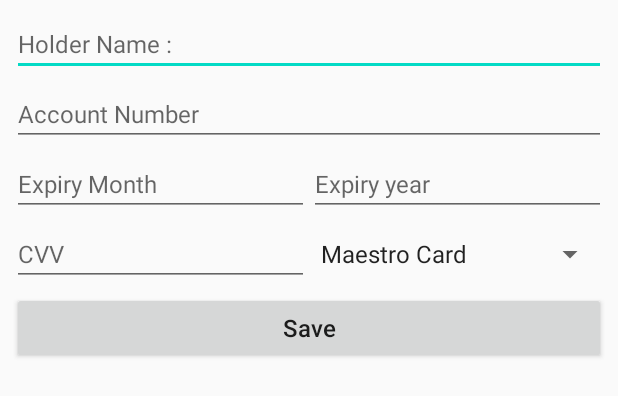
After one commit to devlordsam/SecureStore, an Android app: the layout activity_pop_up_credit_debit.xml on its own in the app's theme, with its tools: preview values and no code run, on a phone screen of 412 x 824 dp. The commit adds this screen. Shown: the top 396 px of the screen. Run offline under Robolectric (Android 15) with nearby library versions, the phone set to English and light mode, and no system bars.

Commit message:
Updated 4

```diff
--- a/app/src/main/AndroidManifest.xml
+++ b/app/src/main/AndroidManifest.xml
@@ -9,13 +9,15 @@
         android:roundIcon="@mipmap/ic_launcher_round"
         android:supportsRtl="true"
         android:theme="@style/AppTheme">
-        <activity android:name=".CreditDebitCardActivity"/>
-        <activity android:name=".AdharActivity"/>
-        <activity android:name=".EmailPasswordActivity"/>
-        <activity android:name=".PanCardActivity"/>
-        <activity android:name=".PassportActivity"/>
-        <activity android:name=".WebsiteActivity"/>
-        <activity android:name=".CreateAccountActivity"/>
+        <activity android:name=".PopUpCreditDebitActivity"
+            android:theme="@style/Dialog"/>
+        <activity android:name=".CreditDebitCardActivity" />
+        <activity android:name=".AdharActivity" />
+        <activity android:name=".EmailPasswordActivity" />
+        <activity android:name=".PanCardActivity" />
+        <activity android:name=".PassportActivity" />
+        <activity android:name=".WebsiteActivity" />
+        <activity android:name=".CreateAccountActivity" />
         <activity android:name=".LoginActivity" />
         <activity android:name=".SplashScreenActivity">
             <intent-filter>
@@ -24,7 +26,7 @@
                 <category android:name="android.intent.category.LAUNCHER" />
             </intent-filter>
         </activity>
-        <activity android:name=".MainActivity"/>
+        <activity android:name=".MainActivity" />
     </application>
 
 </manifest>
--- a/app/src/main/java/com/lordsam/securestore/CreditDebitCardActivity.kt
+++ b/app/src/main/java/com/lordsam/securestore/CreditDebitCardActivity.kt
@@ -1,11 +1,27 @@
 package com.lordsam.securestore
 
+import android.content.Intent
 import androidx.appcompat.app.AppCompatActivity
 import android.os.Bundle
+import android.view.Menu
+import android.view.MenuItem
 
 class CreditDebitCardActivity : AppCompatActivity() {
     override fun onCreate(savedInstanceState: Bundle?) {
         super.onCreate(savedInstanceState)
         setContentView(R.layout.activity_credit_debit_card)
     }
+
+    override fun onCreateOptionsMenu(menu: Menu?): Boolean {
+        menuInflater.inflate(R.menu.menu, menu)
+        return super.onCreateOptionsMenu(menu)
+    }
+
+    override fun onOptionsItemSelected(item: MenuItem): Boolean {
+
+        when (item.itemId){
+            R.id.menuItemAdd -> startActivity(Intent(this, PopUpCreditDebitActivity::class.java))
+        }
+        return super.onOptionsItemSelected(item)
+    }
 }
--- /dev/null
+++ b/app/src/main/java/com/lordsam/securestore/PopUpCreditDebitActivity.kt
@@ -0,0 +1,11 @@
+package com.lordsam.securestore
+
+import androidx.appcompat.app.AppCompatActivity
+import android.os.Bundle
+
+class PopUpCreditDebitActivity : AppCompatActivity() {
+    override fun onCreate(savedInstanceState: Bundle?) {
+        super.onCreate(savedInstanceState)
+        setContentView(R.layout.activity_pop_up_credit_debit)
+    }
+}
--- /dev/null
+++ b/app/src/main/res/layout/activity_pop_up_credit_debit.xml
@@ -0,0 +1,96 @@
+<?xml version="1.0" encoding="utf-8"?>
+<LinearLayout xmlns:android="http://schemas.android.com/apk/res/android"
+    xmlns:app="http://schemas.android.com/apk/res-auto"
+    xmlns:tools="http://schemas.android.com/tools"
+    android:layout_width="match_parent"
+    android:layout_height="wrap_content"
+    android:orientation="vertical"
+    android:padding="8dp"
+    tools:context=".PopUpCreditDebitActivity">
+
+
+    <EditText
+        android:id="@+id/editTextPUCDHolderName"
+        android:layout_width="match_parent"
+        android:layout_height="wrap_content"
+        android:layout_marginBottom="4dp"
+        android:autofillHints="Sam Smith"
+        android:hint="@string/holder_name"
+        android:inputType="text"
+        android:textSize="16sp" />
+
+    <EditText
+        android:id="@+id/editTextPUCDAccountNumber"
+        android:layout_width="match_parent"
+        android:layout_height="wrap_content"
+        android:layout_marginBottom="4dp"
+        android:autofillHints="Sam Smith"
+        android:hint="@string/account_number"
+        android:inputType="number"
+        android:textSize="16sp" />
+
+    <LinearLayout
+        android:layout_width="match_parent"
+        android:layout_height="wrap_content"
+        android:layout_marginBottom="4dp"
+        android:orientation="horizontal">
+
+
+        <EditText
+            android:id="@+id/editTextPUCDExpiryMonth"
+            android:layout_width="match_parent"
+            android:layout_height="wrap_content"
+            android:layout_weight="1"
+            android:autofillHints="Sam Smith"
+            android:hint="@string/expiry_month"
+            android:inputType="number"
+            android:textSize="16sp" />
+
+        <EditText
+            android:id="@+id/editTextPUCDExpiryYear"
+            android:layout_width="match_parent"
+            android:layout_height="wrap_content"
+            android:layout_weight="1"
+            android:autofillHints="Sam Smith"
+            android:hint="@string/expiry_year"
+            android:inputType="number"
+            android:textSize="16sp" />
+    </LinearLayout>
+
+    <LinearLayout
+        android:layout_width="match_parent"
+        android:layout_height="wrap_content"
+        android:layout_marginBottom="4dp"
+        android:orientation="horizontal">
+
+
+        <EditText
+            android:id="@+id/editTextPUCDCvv"
+            android:layout_width="match_parent"
+            android:layout_height="wrap_content"
+            android:layout_weight="1"
+            android:autofillHints="Sam Smith"
+            android:hint="@string/cvv"
+            android:inputType="number"
+            android:textSize="16sp" />
+
+        <Spinner
+            android:id="@+id/spinnerPUCDCardType"
+            android:layout_width="match_parent"
+            android:layout_height="wrap_content"
+            android:scrollbars="vertical"
+            android:entries="@array/cardTypes"
+            android:layout_gravity="center"
+            android:layout_weight="1"
+            android:textSize="16sp" />
+    </LinearLayout>
+
+    <Button
+        android:id="@+id/buttonPUCDSave"
+        android:layout_width="match_parent"
+        android:layout_height="wrap_content"
+        android:text="@string/save"
+        android:textAllCaps="false"
+        android:textSize="16sp" />
+
+</LinearLayout>
--- a/app/src/main/res/layout/card_credit_debit.xml
+++ /dev/null
@@ -1,8 +0,0 @@
-<?xml version="1.0" encoding="utf-8"?>
-<LinearLayout xmlns:android="http://schemas.android.com/apk/res/android"
-    android:layout_width="match_parent"
-    android:padding="8dp"
-    android:orientation="vertical"
-    android:layout_height="wrap_content">
-
-</LinearLayout>
--- /dev/null
+++ b/app/src/main/res/menu/menu.xml
@@ -0,0 +1,9 @@
+<?xml version="1.0" encoding="utf-8"?>
+<menu xmlns:app="http://schemas.android.com/apk/res-auto"
+    xmlns:android="http://schemas.android.com/apk/res/android">
+
+    <item
+        android:id="@+id/menuItemAdd"
+        android:title="@string/add"
+        app:showAsAction="always" />
+</menu>
--- a/app/src/main/res/values/strings.xml
+++ b/app/src/main/res/values/strings.xml
@@ -10,4 +10,17 @@
     <string name="hint">Hint</string>
     <string name="logo">Logo</string>
     <string name="username">Username</string>
+    <string name="add">Add</string>
+    <string name="holder_name">Holder Name :</string>
+    <string name="account_number">Account Number</string>
+    <string name="expiry_month">Expiry Month</string>
+    <string name="expiry_year">Expiry year</string>
+    <string name="cvv">CVV</string>
+    <string name="save">Save</string>
+    <string-array name="cardTypes">
+        <item>Maestro Card</item>
+        <item>Visa Card</item>
+        <item>RuPay Card</item>
+        <item>Other Card</item>
+    </string-array>
 </resources>
--- a/app/src/main/res/values/styles.xml
+++ b/app/src/main/res/values/styles.xml
@@ -7,4 +7,12 @@
         <item name="colorAccent">@color/colorAccent</item>
     </style>
 
+    <style name="Dialog" parent="Theme.AppCompat.Dialog.Alert">
+        <item name="windowNoTitle">true</item>
+        <item name="android:windowIsTranslucent">true</item>
+        <item name="android:windowContentOverlay">@null</item>
+        <item name="dialogCornerRadius">15dp</item>
+        <item name="android:backgroundDimEnabled">false</item>
+    </style>
+
 </resources>
```
